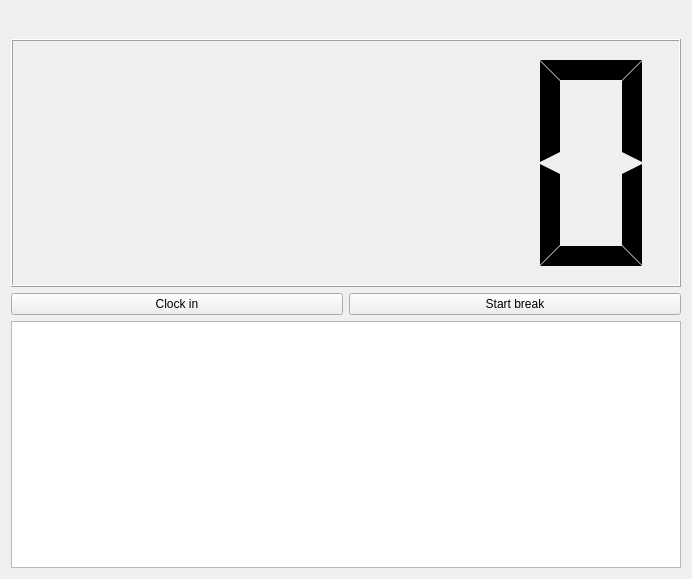
Old version of the form src/mainDialog.ui in the repository amartin755/stechuhr.
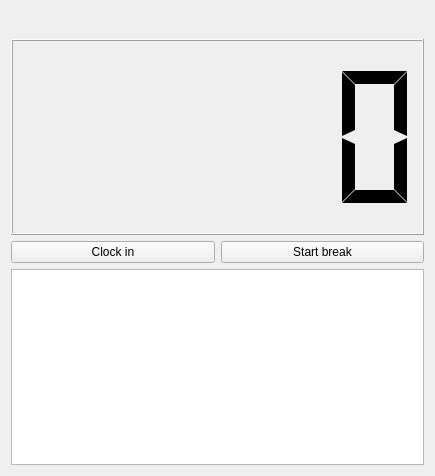
New version of the form. Icons and pictures are not drawn.

Commit message: Reduced default size of dialog

```diff
--- a/src/mainDialog.ui
+++ b/src/mainDialog.ui
@@ -6,8 +6,8 @@
    <rect>
     <x>0</x>
     <y>0</y>
-    <width>692</width>
-    <height>579</height>
+    <width>435</width>
+    <height>476</height>
    </rect>
   </property>
   <property name="windowTitle">
```
